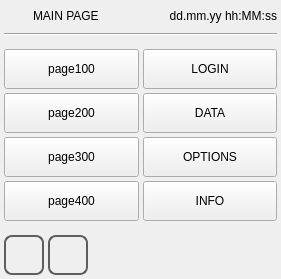
MECTsrl/mect_plugins, file qt_library/ATCMsystem/menu.ui: the form before one commit.
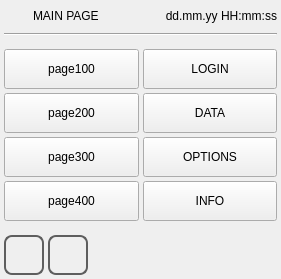
The form after the commit. Icons and pictures are not drawn.

The edit to the form file:
```diff
--- a/qt_library/ATCMsystem/menu.ui
+++ b/qt_library/ATCMsystem/menu.ui
@@ -100,7 +100,7 @@
         <enum>Qt::NoFocus</enum>
        </property>
        <property name="text">
-        <string>dd.mm.yy hh:MM:ss</string>
+        <string>dd.mm.yy HH:mm:ss</string>
        </property>
        <property name="alignment">
         <set>Qt::AlignRight|Qt::AlignTrailing|Qt::AlignVCenter</set>
```
